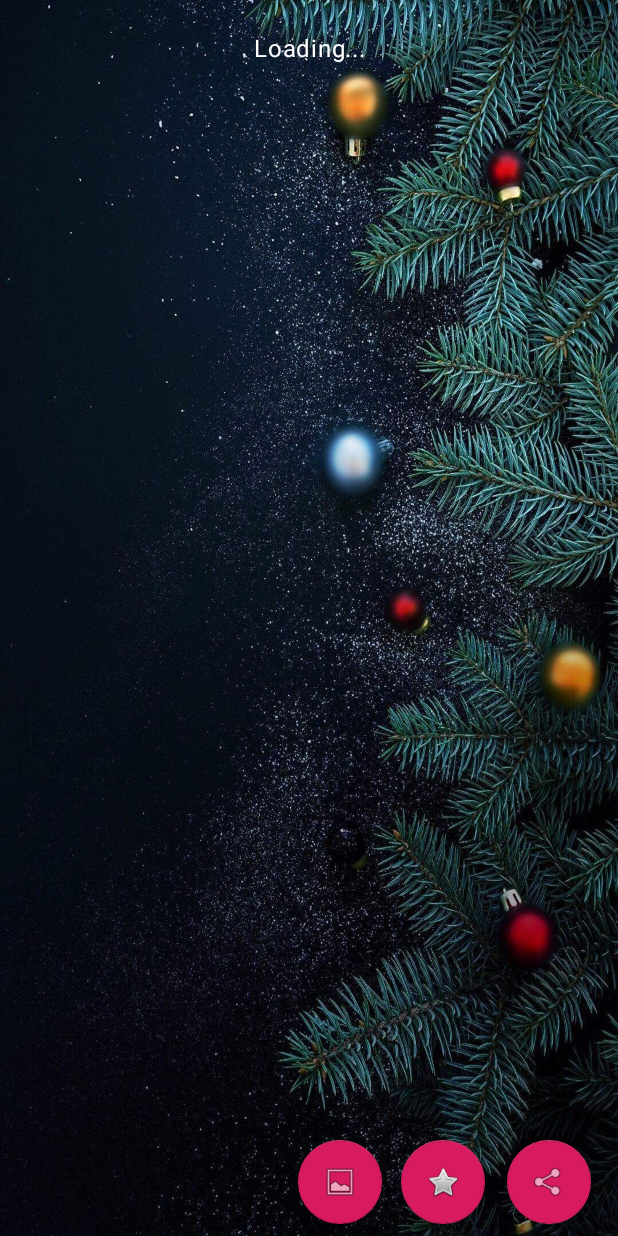
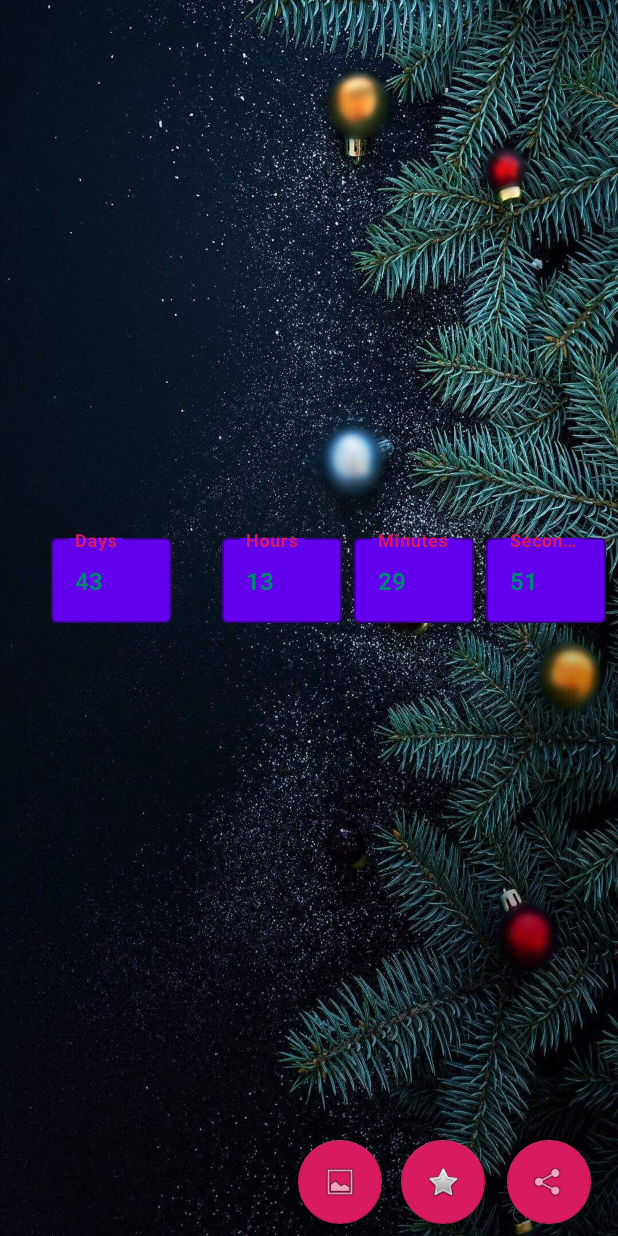
Before and after one commit to facundop/android-how_long_until_christmas, an Android app: the screen it shows after launch (MainActivity), on a phone screen of 412 x 824 dp. Run offline under Robolectric (Android 15) with nearby library versions, the phone set to English and light mode, and no system bars; our stand-ins replace AdMob.

Commit message:
Replace interstitial with banner

```diff
--- a/app/src/main/java/com/facundoprecentado/howlonguntilchristmas/MainActivity.java
+++ b/app/src/main/java/com/facundoprecentado/howlonguntilchristmas/MainActivity.java
@@ -25,6 +25,7 @@ import android.widget.TextView;
 import android.widget.Toast;
 
 import com.google.android.gms.ads.AdRequest;
+import com.google.android.gms.ads.AdView;
 import com.google.android.gms.ads.MobileAds;
 import com.google.android.gms.ads.reward.RewardItem;
 import com.google.android.gms.ads.reward.RewardedVideoAd;
@@ -50,9 +51,16 @@ import java.util.concurrent.TimeUnit;
 
 public class MainActivity extends AppCompatActivity implements RewardedVideoAdListener {
 
+    // Debug tag, for logging
+    static final String TAG = "HowLongUntilChristmas";
+    static final String SKU_PREMIUM = "premium";
+
     private RewardedVideoAd mRewardedVideoAd;
+    private AdView mBannerAdView;
     private String TestRewardedVideoAd = "ca-app-pub-3940256099942544/5224354917";
     private String RewardedVideoAd = "ca-app-pub-1088902000251944/6033351380";
+    private String TestBannerAd = "ca-app-pub-3940256099942544/6300978111";
+    private String BannerAd = "ca-app-pub-1088902000251944/1965654411";
 
     private TextInputLayout daysEditText;
     private TextInputLayout hoursEditText;
@@ -61,33 +69,27 @@ public class MainActivity extends AppCompatActivity implements RewardedVideoAdLi
 
     private TextView merryChristmasText;
 
-    private Button calculateTimeButton;
     private FloatingActionButton shareButton;
     private FloatingActionButton rateButton;
     private FloatingActionButton selectBackgroundButton;
 
     private ConstraintLayout contentLayout;
 
+    private SharedPreferences sharedPref;
+
     @Override
     protected void onCreate(Bundle savedInstanceState) {
         super.onCreate(savedInstanceState);
         setContentView(R.layout.activity_main);
 
-        // Use an activity context to get the rewarded video instance.
-        mRewardedVideoAd = MobileAds.getRewardedVideoAdInstance(this);
-        mRewardedVideoAd.setRewardedVideoAdListener(this);
-        loadRewardedVideoAd();
+        // Rewarded Ad.
+        // mRewardedVideoAd = MobileAds.getRewardedVideoAdInstance(this);
+        // mRewardedVideoAd.setRewardedVideoAdListener(this);
+        // loadRewardedVideoAd();
 
+        isUserPremium();
 
-        calculateTimeButton = (Button) findViewById(R.id.calculateTimeButton);
-        calculateTimeButton.setOnClickListener(new View.OnClickListener() {
-            @Override
-            public void onClick(View v) {
-                calculateTime();
-            }
-        });
-        calculateTimeButton.setClickable(false);
-        calculateTimeButton.setText(R.string.loading);
+        startTimerUntilChristmas();
 
         shareButton = (FloatingActionButton) findViewById(R.id.shareButton);
         shareButton.setOnClickListener(new View.OnClickListener() {
@@ -133,10 +135,24 @@ public class MainActivity extends AppCompatActivity implements RewardedVideoAdLi
         merryChristmasText.setVisibility(View.GONE);
     }
 
+    private void isUserPremium() {
+        // Banner Ad.
+        sharedPref = this.getSharedPreferences("my_prefs", Context.MODE_PRIVATE);
+        boolean premium =sharedPref.getBoolean("premium", false);
+
+        if(!premium) {
+            MobileAds.initialize(this, BannerAd);
+            mBannerAdView = findViewById(R.id.bannerAdView);
+            AdRequest adRequest = new AdRequest.Builder().build();
+            mBannerAdView.loadAd(adRequest);
+        }
+
+    }
+
     // TODO: Emprolijar flujo
     @Override
     protected void onActivityResult(int requestCode, int resultCode, Intent data) {
-        SharedPreferences sharedPref = this.getSharedPreferences("my_prefs", Context.MODE_PRIVATE);
+        sharedPref = this.getSharedPreferences("my_prefs", Context.MODE_PRIVATE);
         int background = sharedPref.getInt("background_resource", R.drawable.background_01);
 
         contentLayout = findViewById(R.id.mainContentConstraintLayout);
@@ -149,19 +165,9 @@ public class MainActivity extends AppCompatActivity implements RewardedVideoAdLi
                 new AdRequest.Builder().build());
     }
 
-    private void calculateTime() {
-        if (mRewardedVideoAd.isLoaded()) {
-            mRewardedVideoAd.show();
-        }
-    }
-
     @Override
     public void onRewarded(RewardItem reward) {
-        // Load a new Ad
-        loadRewardedVideoAd();
-
-        // Reward the user.
-        startTimerUntilChristmas();
+        // On reward
     }
 
     private void startTimerUntilChristmas() {
@@ -244,8 +250,6 @@ public class MainActivity extends AppCompatActivity implements RewardedVideoAdLi
     public void onRewardedVideoAdLeftApplication() {
         Toast.makeText(this, "Sorry, you need to finish watching the Ad for the timer to appear.", Toast.LENGTH_SHORT).show();
         loadRewardedVideoAd();
-        calculateTimeButton.setClickable(true);
-        calculateTimeButton.setText(R.string.calculate_time_button);
     }
 
     @Override
@@ -260,8 +264,6 @@ public class MainActivity extends AppCompatActivity implements RewardedVideoAdLi
 
     @Override
     public void onRewardedVideoAdLoaded() {
-        calculateTimeButton.setClickable(true);
-        calculateTimeButton.setText(R.string.calculate_time_button);
         //Toast.makeText(this, "Resource loaded.", Toast.LENGTH_SHORT).show();
     }
 
--- a/app/src/main/res/layout/content_main.xml
+++ b/app/src/main/res/layout/content_main.xml
@@ -10,20 +10,23 @@
     tools:context=".MainActivity"
     tools:showIn="@layout/activity_main">
 
-    <Button
-        android:id="@+id/calculateTimeButton"
-        style="@style/Widget.MaterialComponents.Button"
-        android:layout_width="fill_parent"
+    <com.google.android.gms.ads.AdView xmlns:ads="http://schemas.android.com/apk/res-auto"
+        android:id="@+id/bannerAdView"
+        android:layout_width="wrap_content"
         android:layout_height="wrap_content"
+        android:layout_alignParentBottom="true"
+        android:layout_centerHorizontal="true"
         android:layout_marginStart="8dp"
         android:layout_marginTop="8dp"
         android:layout_marginEnd="8dp"
-        android:backgroundTint="@color/colorPrimaryDark"
-        android:text="@string/calculate_time_button"
-        android:textAppearance="@style/TextAppearance.MaterialComponents.Body1"
-        app:layout_constraintEnd_toEndOf="parent"
-        app:layout_constraintStart_toStartOf="parent"
-        app:layout_constraintTop_toTopOf="parent" />
+        android:layout_marginBottom="8dp"
+        ads:adSize="SMART_BANNER"
+        ads:adUnitId="ca-app-pub-3940256099942544/6300978111"
+        ads:layout_constraintBottom_toBottomOf="@+id/merryChristmasView"
+        ads:layout_constraintEnd_toEndOf="parent"
+        ads:layout_constraintStart_toStartOf="parent"
+        ads:layout_constraintTop_toTopOf="parent"
+        ads:layout_constraintVertical_bias="0.0"></com.google.android.gms.ads.AdView>
 
     <android.support.design.widget.TextInputLayout
         android:id="@+id/days_text_input"
@@ -39,7 +42,7 @@
         app:layout_constraintBottom_toTopOf="@+id/shareButton"
         app:layout_constraintEnd_toStartOf="@+id/hours_text_input"
         app:layout_constraintStart_toStartOf="parent"
-        app:layout_constraintTop_toBottomOf="@+id/calculateTimeButton">
+        app:layout_constraintTop_toBottomOf="@+id/bannerAdView">
 
         <android.support.design.widget.TextInputEditText
             android:id="@+id/days_edit_text"
@@ -64,7 +67,7 @@
         app:boxBackgroundColor="@color/design_default_color_primary"
         app:layout_constraintBottom_toTopOf="@+id/shareButton"
         app:layout_constraintEnd_toStartOf="@+id/minutes_text_input"
-        app:layout_constraintTop_toBottomOf="@+id/calculateTimeButton">
+        app:layout_constraintTop_toBottomOf="@+id/bannerAdView">
 
         <android.support.design.widget.TextInputEditText
             android:id="@+id/hours_edit_text"
@@ -89,7 +92,7 @@
         app:boxBackgroundColor="@color/design_default_color_primary"
         app:layout_constraintBottom_toTopOf="@+id/shareButton"
         app:layout_constraintEnd_toStartOf="@+id/seconds_text_input"
-        app:layout_constraintTop_toBottomOf="@+id/calculateTimeButton">
+        app:layout_constraintTop_toBottomOf="@+id/bannerAdView">
 
         <android.support.design.widget.TextInputEditText
             android:id="@+id/minutes_edit_text"
@@ -114,7 +117,7 @@
         app:boxBackgroundColor="@color/design_default_color_primary"
         app:layout_constraintBottom_toTopOf="@+id/shareButton"
         app:layout_constraintEnd_toEndOf="parent"
-        app:layout_constraintTop_toBottomOf="@+id/calculateTimeButton">
+        app:layout_constraintTop_toBottomOf="@+id/bannerAdView">
 
         <android.support.design.widget.TextInputEditText
             android:id="@+id/seconds_edit_text"
@@ -143,7 +146,7 @@
         app:layout_constraintBottom_toBottomOf="parent"
         app:layout_constraintEnd_toEndOf="parent"
         app:layout_constraintStart_toStartOf="parent"
-        app:layout_constraintTop_toBottomOf="@+id/calculateTimeButton"
+        app:layout_constraintTop_toBottomOf="@+id/bannerAdView"
         app:layout_constraintVertical_bias="0.63" />
 
     <android.support.design.widget.FloatingActionButton
```
